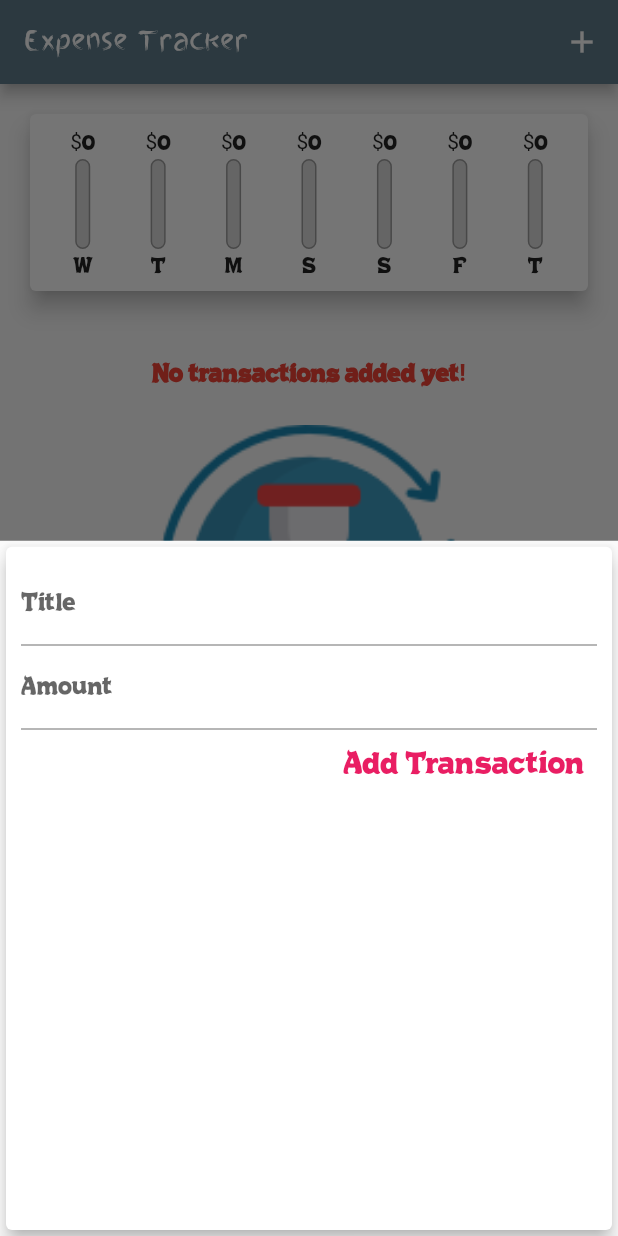
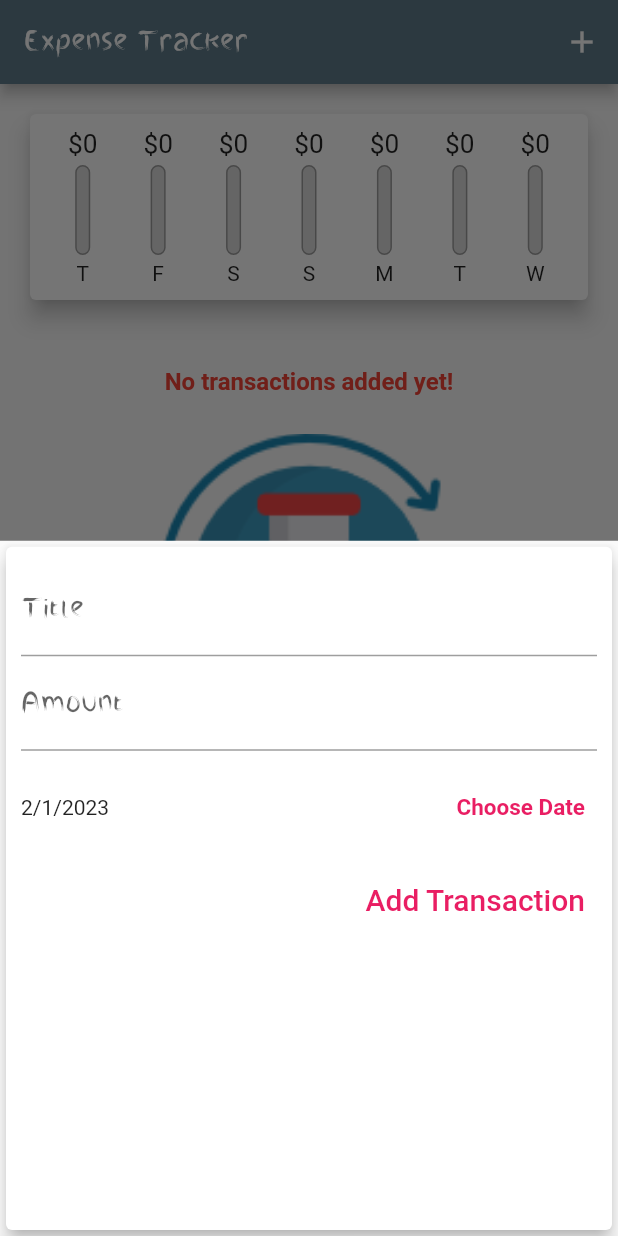
Before and after one commit to Ibrahim-Lokman/RedDot, a Flutter app: the screen it shows after launch, after a tap on the "add" icon, on a phone screen of 412 x 824 dp. Run offline on Flutter 3.47's test engine with Material 2 defaults, Android fonts, the phone set to English and light mode, and no system bars.

Commit message:
Showing date picker, Adding transaction with a Date

```diff
--- a/lib/main.dart
+++ b/lib/main.dart
@@ -21,6 +21,12 @@ class MyApp extends StatelessWidget {
         primarySwatch: Colors.blueGrey,
         accentColor: Colors.pink,
         fontFamily: 'ChrustyRock',
+        textTheme : ThemeData.light().textTheme.copyWith(
+            subtitle1: TextStyle(
+              fontFamily: 'Branda',
+                fontSize: 20,
+          ),
+        ),
         appBarTheme: AppBarTheme(
           toolbarTextStyle: ThemeData.light().textTheme.copyWith(
             headline6: TextStyle(
@@ -67,12 +73,13 @@ class _MyHomePageState extends State<MyHomePage> {
     }).toList();
   }
 
-  void _addNewTransaction(String txTitle, double txAmount) {
+  void _addNewTransaction(String txTitle, double txAmount, DateTime chosenDate) {
     final newTx = Transaction(
       id: DateTime.now.toString(),
       title: txTitle,
       amount: txAmount,
-      date: DateTime.now());
+      date: chosenDate,
+      );
 
     setState(() {
       _userTransactions.add(newTx);
--- a/lib/widgets/chart.dart
+++ b/lib/widgets/chart.dart
@@ -25,7 +25,7 @@ class Chart extends StatelessWidget {
         'day': DateFormat.E().format(weekDay).substring(0,1),
         'amount': totalSum,
         };
-    });
+    }).reversed.toList();
   }
 
   double get totalSpending {
--- a/lib/widgets/chart_bar.dart
+++ b/lib/widgets/chart_bar.dart
@@ -11,9 +11,12 @@ class ChartBar extends StatelessWidget {
   Widget build(BuildContext context) {
     return Column(
       children: <Widget>[
-        FittedBox(
-          child: Text('\$${spendingAmount.toStringAsFixed(0)}')
-          ),
+        Container(
+          height: 20,
+          child: FittedBox(
+            child: Text('\$${spendingAmount.toStringAsFixed(0)}')
+            ),
+        ),
         SizedBox(
           height: 4,
           ),
--- a/lib/widgets/new_transaction.dart
+++ b/lib/widgets/new_transaction.dart
@@ -2,6 +2,7 @@ import 'package:flutter/src/widgets/container.dart';
 import 'package:flutter/src/widgets/framework.dart';
 
 import 'package:flutter/material.dart';
+import 'package:intl/intl.dart';
 class NewTransaction extends StatefulWidget {
 
   final Function addTx;
@@ -13,28 +14,47 @@ class NewTransaction extends StatefulWidget {
 }
 
 class _NewTransactionState extends State<NewTransaction> {
-  final titleController = TextEditingController();
+  final _titleController = TextEditingController();
+  final _amountController = TextEditingController();
 
-  final amountController = TextEditingController();
+  DateTime _selectedDate = DateTime.now();
 
-  void submitData(){
+  void _submitData(){
+    if (_amountController.text.isEmpty){
+        return;
+    }
+    final entererdTiltle = _titleController.text;
+    final entererdAmount = double.parse(_amountController.text);
 
-    final entererdTiltle = titleController.text;
-    final entererdAmount = double.parse(amountController.text);
-
-    if(entererdTiltle.isEmpty || entererdAmount <= 0) {
+    if(entererdTiltle.isEmpty || entererdAmount <= 0 || _selectedDate == null) {
       return;
     }
 
     widget.addTx(
        entererdTiltle,
-       entererdAmount
+       entererdAmount,
+       _selectedDate,
     );
-
 
     //close/pop the topmost widget
     Navigator.of(context).pop();
+  }
 
+  void _presentDataPicker(){
+    showDatePicker(
+      context: context,
+      initialDate: DateTime.now(),
+      firstDate: DateTime(2019),
+      lastDate: DateTime.now(),
+    ).then((pickedData) {
+       if(pickedData == null) {
+        return;
+       }
+       setState(() {
+          _selectedDate = pickedData;
+       });
+    });
+    print('...');
   }
 
   @override
@@ -48,24 +68,50 @@ class _NewTransactionState extends State<NewTransaction> {
                 children: <Widget>[
                   TextField(
                     decoration: InputDecoration(labelText: 'Title'),
-                    controller: titleController,
-                    onSubmitted: (_) => submitData(),
+                    controller: _titleController,
+                    onSubmitted: (_) => _submitData(),
                     //onChanged: (value){},
                   ),
                   TextField(
                     decoration: InputDecoration(labelText: 'Amount'),
-                    controller: amountController,
+                    controller: _amountController,
                     keyboardType: TextInputType.numberWithOptions(decimal: true),
-                    onSubmitted: (_) => submitData(),
+                    onSubmitted: (_) => _submitData(),
                     //onChanged: (value){},
 
                   ),
-                    TextButton(
 
-                       onPressed: submitData,
+                  Container(
+                    height: 75,
+                    child: Row(
+                      children: <Widget>[
+                      Expanded(
+                        child: Text(
+                          _selectedDate == null
+                          ? 'No Date Chosen!'
+                          : DateFormat.yMd().format(_selectedDate),
+                          ),
+                      ),
+                      TextButton(
+                         onPressed: _presentDataPicker,
+                         style: TextButton.styleFrom(
+                              foregroundColor: Colors.pink,
+                             ),
+                         child: Text('Choose Date',
+                                  style: TextStyle(
+                                    fontWeight: FontWeight.bold,
+                                    fontSize: 15,
+                                    ),
+
+                                   ),
+                      ),
+                    ],),
+                  ),
+
+                  TextButton(
+                       onPressed: _submitData,
                        style: TextButton.styleFrom(
                             foregroundColor: Colors.pink,
-                          //  backgroundColor: Color.fromARGB(255, 154, 209, 200),
                            ),
                        child: Text('Add Transaction',
                                 style: TextStyle(fontSize: 20),
--- a/lib/widgets/transaction_list.dart
+++ b/lib/widgets/transaction_list.dart
@@ -44,7 +44,7 @@ class TransactionList extends StatelessWidget {
                margin: EdgeInsets.symmetric(
                 vertical: 8,
                 horizontal: 5
-              ),
+                ),
                child: ListTile(
                 leading: CircleAvatar(
                   radius: 30,
```
